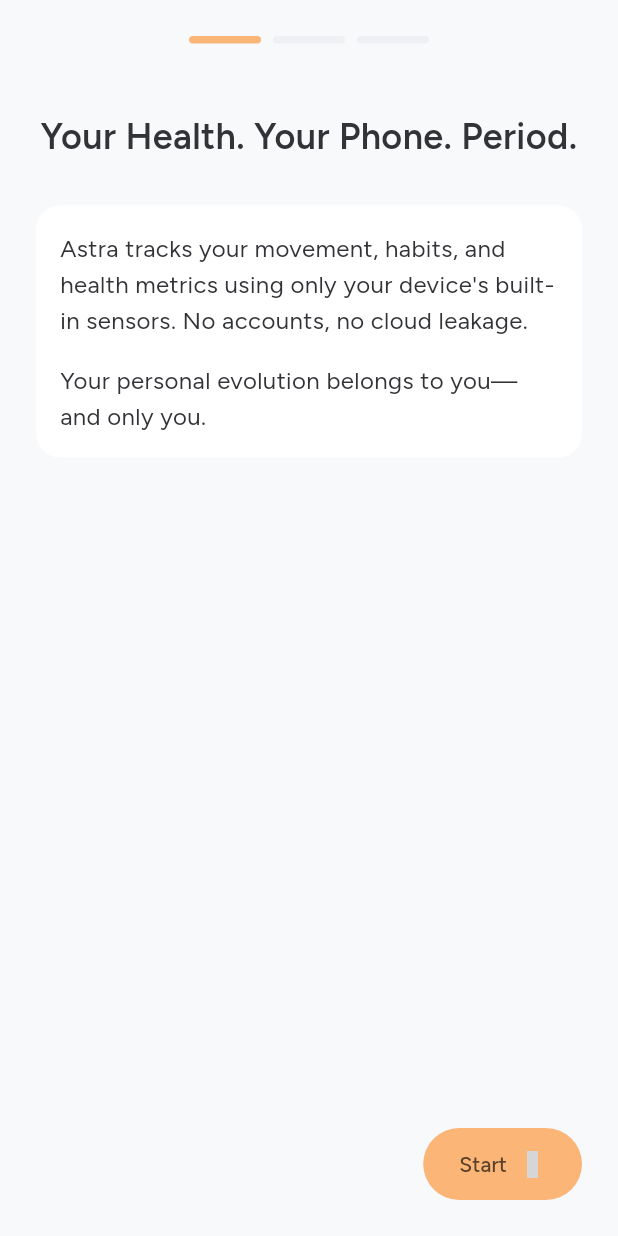
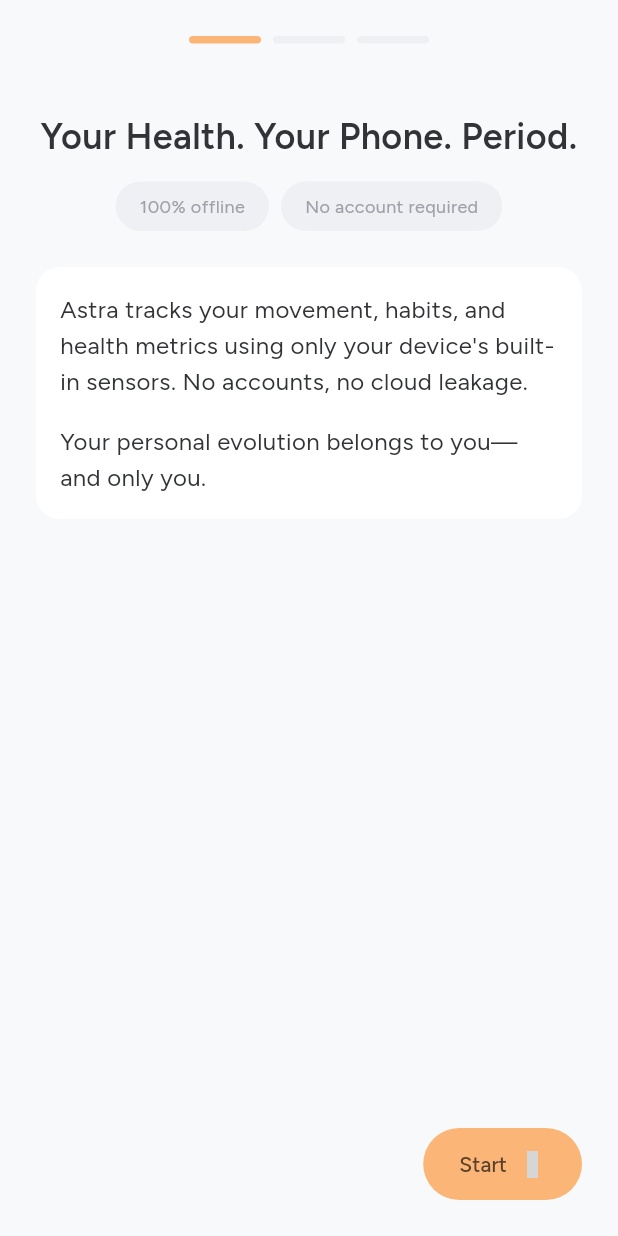
Before and after one commit to Enterenn/astra-app, a Flutter app: the screen it shows after launch, on a phone screen of 412 x 824 dp. Run offline on Flutter 3.47's test engine with Material 3 defaults, Android fonts, the phone set to English and light mode, and no system bars; our stand-ins replace file_picker, fl_chart, flutter_bloc, flutter_local_notifications, package_info_plus, pedometer and 2 more; missing offline and left inert: phosphoricons_flutter, workmanager; accounts and stored records are empty; grey boxes are pictures that could not be loaded.

Commit message:
feat(onboarding): add trust value pills on intro screen (story 20-1-A)
Render offline and no-account CaptionPill badges between headline and card. Add ARB keys for EN/FR and regenerate l10n.

Co-authored-by: Cursor <cursoragent@cursor.com>

```diff
--- a/lib/l10n/app_en.arb
+++ b/lib/l10n/app_en.arb
@@ -871,6 +871,14 @@
   "@onboardingIntroParagraphTwo": {
     "description": "Onboarding intro second card paragraph"
   },
+  "onboardingTrustOfflineBadge": "100% offline",
+  "@onboardingTrustOfflineBadge": {
+    "description": "Trust badge on onboarding intro emphasising offline-only data"
+  },
+  "onboardingTrustNoAccountBadge": "No account required",
+  "@onboardingTrustNoAccountBadge": {
+    "description": "Trust badge on onboarding intro emphasising no account signup"
+  },
   "onboardingWeightTitle": "What is your weight?",
   "@onboardingWeightTitle": {
     "description": "Onboarding weight picker screen title"
--- a/lib/l10n/app_fr.arb
+++ b/lib/l10n/app_fr.arb
@@ -173,6 +173,8 @@
   "onboardingIntroHeadline": "Votre santé. Votre téléphone. Point final.",
   "onboardingIntroParagraphOne": "Astra suit votre activité, vos habitudes et vos indicateurs de santé grâce uniquement aux capteurs intégrés de votre appareil. Pas de compte, pas de fuite cloud.",
   "onboardingIntroParagraphTwo": "Votre évolution personnelle vous appartient — et vous seul.",
+  "onboardingTrustOfflineBadge": "100 % hors ligne",
+  "onboardingTrustNoAccountBadge": "Aucun compte requis",
   "onboardingWeightTitle": "Quel est votre poids ?",
   "onboardingHeightTitle": "Quelle est votre taille ?",
   "onboardingOptionalMetricsHint": "Le poids et la taille sont optionnels, mais améliorent la précision des mesures dans l'application.",
--- a/lib/l10n/app_localizations.dart
+++ b/lib/l10n/app_localizations.dart
@@ -1141,6 +1141,18 @@ abstract class AppLocalizations {
   /// **'Your personal evolution belongs to you—and only you.'**
   String get onboardingIntroParagraphTwo;
 
+  /// Trust badge on onboarding intro emphasising offline-only data
+  ///
+  /// In en, this message translates to:
+  /// **'100% offline'**
+  String get onboardingTrustOfflineBadge;
+
+  /// Trust badge on onboarding intro emphasising no account signup
+  ///
+  /// In en, this message translates to:
+  /// **'No account required'**
+  String get onboardingTrustNoAccountBadge;
+
   /// Onboarding weight picker screen title
   ///
   /// In en, this message translates to:
--- a/lib/l10n/app_localizations_en.dart
+++ b/lib/l10n/app_localizations_en.dart
@@ -623,6 +623,12 @@ class AppLocalizationsEn extends AppLocalizations {
       'Your personal evolution belongs to you—and only you.';
 
   @override
+  String get onboardingTrustOfflineBadge => '100% offline';
+
+  @override
+  String get onboardingTrustNoAccountBadge => 'No account required';
+
+  @override
   String get onboardingWeightTitle => 'What is your weight?';
 
   @override
--- a/lib/l10n/app_localizations_fr.dart
+++ b/lib/l10n/app_localizations_fr.dart
@@ -633,6 +633,12 @@ class AppLocalizationsFr extends AppLocalizations {
       'Votre évolution personnelle vous appartient — et vous seul.';
 
   @override
+  String get onboardingTrustOfflineBadge => '100 % hors ligne';
+
+  @override
+  String get onboardingTrustNoAccountBadge => 'Aucun compte requis';
+
+  @override
   String get onboardingWeightTitle => 'Quel est votre poids ?';
 
   @override
--- a/lib/presentation/onboarding/onboarding_intro_page.dart
+++ b/lib/presentation/onboarding/onboarding_intro_page.dart
@@ -4,6 +4,7 @@ import 'package:flutter/material.dart';
 import '../../core/constants/astra_colors.dart';
 import '../../core/constants/astra_spacing.dart';
 import '../../core/constants/astra_typography.dart';
+import '../widgets/trend_chip.dart';
 
 class OnboardingIntroPage extends StatelessWidget {
   const OnboardingIntroPage({super.key});
@@ -22,7 +23,17 @@ class OnboardingIntroPage extends StatelessWidget {
             textAlign: TextAlign.center,
             style: AstraTypography.onboardingIntroTitleFor(colors),
           ),
-          const SizedBox(height: AstraSpacing.kSpaceXl),
+          const SizedBox(height: AstraSpacing.kSpaceMd),
+          Wrap(
+            alignment: WrapAlignment.center,
+            spacing: AstraSpacing.kSpaceSm,
+            runSpacing: AstraSpacing.kSpaceSm,
+            children: [
+              CaptionPill(label: l10n.onboardingTrustOfflineBadge),
+              CaptionPill(label: l10n.onboardingTrustNoAccountBadge),
+            ],
+          ),
+          const SizedBox(height: AstraSpacing.kSpaceLg),
           DecoratedBox(
             decoration: BoxDecoration(
               color: colors.bgElevated,
```
